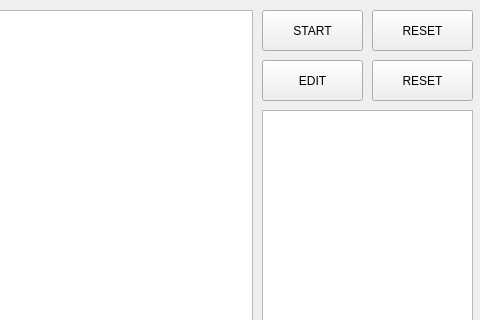
This is main_window.ui in Lowflyscoot/text_optimizer as Qt 5 draws it before an edit; both pictures show x 328 to 808 and y 0 to 320 of the 808 by 750 pixel window. The edited form follows.
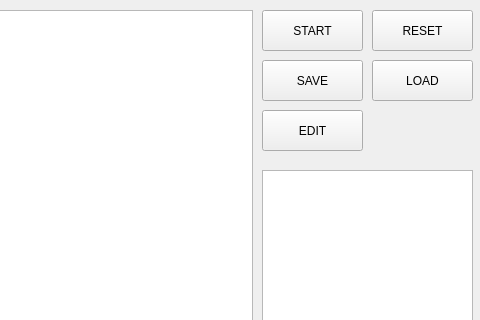
This is the edited form.

Commit message: Добавлены сохранение и загрузка в/из json файла, починен режим редактирования

What changed in the file:
```diff
--- a/main_window.ui
+++ b/main_window.ui
@@ -54,9 +54,9 @@
     <property name="geometry">
      <rect>
       <x>590</x>
-      <y>110</y>
+      <y>170</y>
       <width>211</width>
-      <height>591</height>
+      <height>531</height>
      </rect>
     </property>
    </widget>
@@ -64,7 +64,7 @@
     <property name="geometry">
      <rect>
       <x>590</x>
-      <y>60</y>
+      <y>110</y>
       <width>101</width>
       <height>41</height>
      </rect>
@@ -83,7 +83,20 @@
      </rect>
     </property>
     <property name="text">
-     <string>RESET</string>
+     <string>LOAD</string>
+    </property>
+   </widget>
+   <widget class="QPushButton" name="saveButton">
+    <property name="geometry">
+     <rect>
+      <x>590</x>
+      <y>60</y>
+      <width>101</width>
+      <height>41</height>
+     </rect>
+    </property>
+    <property name="text">
+     <string>SAVE</string>
     </property>
    </widget>
   </widget>
```
Left out of the diff: 2 changed lines with no effect on the pictures. The commit also changes 1 other file.
